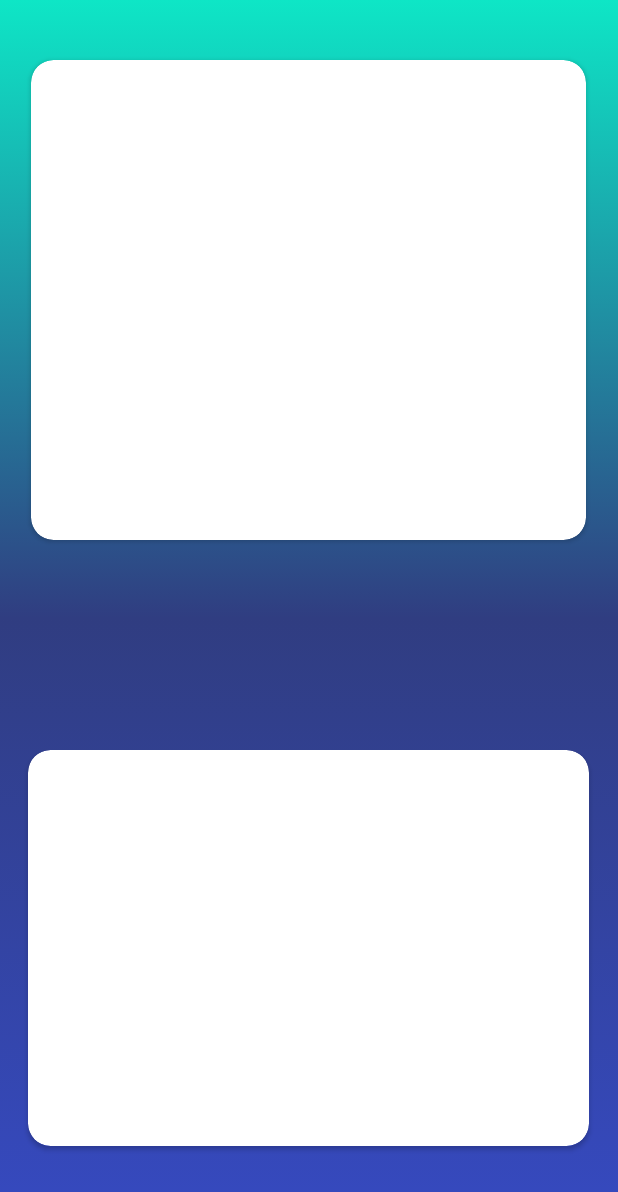
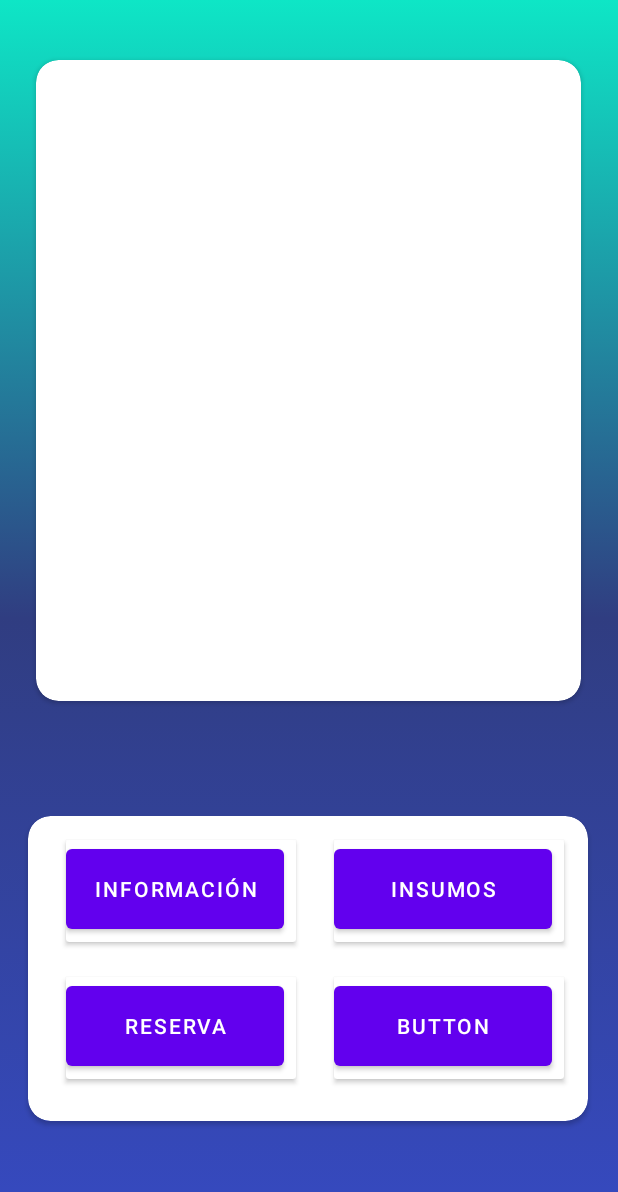
Before and after one commit to NekoHEN/EPE2APPMOVIL, an Android app: the layout activity_home.xml on its own in the app's theme, with its tools: preview values and no code run, on a phone screen of 412 x 824 dp. Shown: the top 1192 px of the screen. Run offline under Robolectric (Android 15) with nearby library versions, the phone set to English and light mode, and no system bars.

Commit message:
se avanso en el home

```diff
--- a/app/src/main/java/com/example/epe2appmovil/Home_act.java
+++ b/app/src/main/java/com/example/epe2appmovil/Home_act.java
@@ -2,7 +2,9 @@ package com.example.epe2appmovil;
 
 import androidx.appcompat.app.AppCompatActivity;
 
+import android.content.Intent;
 import android.os.Bundle;
+import android.view.View;
 
 public class Home_act extends AppCompatActivity {
 
@@ -11,7 +13,22 @@ public class Home_act extends AppCompatActivity {
         super.onCreate(savedInstanceState);
         setContentView(R.layout.activity_home);
     }
+    public void informacion(View view)
+    {
+        Intent i = new Intent(this, Info_act.class);
+        startActivity(i);
+    }
 
+    public void Valoracion(View view)
+    {
+        Intent i = new Intent(this, Valoracion_act.class);
+        startActivity(i);
+    }
 
+    public void reserva(View view)
+    {
+        Intent i = new Intent(this, Gestor_reserva_act.class);
+        startActivity(i);
+    }
 
 }
--- a/app/src/main/java/com/example/epe2appmovil/MainActivity.java
+++ b/app/src/main/java/com/example/epe2appmovil/MainActivity.java
@@ -14,9 +14,9 @@ public class MainActivity extends AppCompatActivity {
         setContentView(R.layout.activity_main);
     }
 
-    public void Calificar(View view)
+    public void home(View view)
     {
-        Intent i = new Intent(this, Gestor_reserva_act.class);
+        Intent i = new Intent(this, Home_act.class);
         startActivity(i);
     }
 
--- a/app/src/main/res/layout/activity_home.xml
+++ b/app/src/main/res/layout/activity_home.xml
@@ -9,14 +9,14 @@
 
     <androidx.cardview.widget.CardView
         android:id="@+id/cardView"
-        android:layout_width="370dp"
-        android:layout_height="320dp"
+        android:layout_width="363dp"
+        android:layout_height="427dp"
         android:layout_marginTop="40dp"
         app:cardCornerRadius="15dp"
         app:layout_constraintEnd_toEndOf="parent"
         app:layout_constraintHorizontal_bias="0.487"
         app:layout_constraintStart_toStartOf="parent"
-        app:layout_constraintTop_toTopOf="parent" >
+        app:layout_constraintTop_toTopOf="parent">
 
         <androidx.constraintlayout.widget.ConstraintLayout
             android:layout_width="match_parent"
@@ -26,18 +26,91 @@
     </androidx.cardview.widget.CardView>
 
     <androidx.cardview.widget.CardView
-        android:layout_width="374dp"
-        android:layout_height="264dp"
+        android:layout_width="373dp"
+        android:layout_height="203dp"
         app:cardCornerRadius="15dp"
         app:layout_constraintBottom_toBottomOf="parent"
         app:layout_constraintEnd_toEndOf="parent"
         app:layout_constraintHorizontal_bias="0.486"
         app:layout_constraintStart_toStartOf="parent"
-        app:layout_constraintTop_toBottomOf="@+id/cardView"
-        app:layout_constraintVertical_bias="0.7" >
+        app:layout_constraintTop_toBottomOf="@+id/cardView">
 
         <androidx.constraintlayout.widget.ConstraintLayout
             android:layout_width="match_parent"
-            android:layout_height="match_parent"/>
+            android:layout_height="match_parent">
+
+            <androidx.cardview.widget.CardView
+                android:id="@+id/cardView4"
+                android:layout_width="153dp"
+                android:layout_height="68dp"
+                android:layout_marginEnd="16dp"
+                android:layout_marginBottom="28dp"
+                app:layout_constraintBottom_toBottomOf="parent"
+                app:layout_constraintEnd_toEndOf="parent">
+
+                <Button
+                    android:id="@+id/button9"
+                    android:layout_width="145dp"
+                    android:layout_height="65dp"
+                    android:text="Button" />
+            </androidx.cardview.widget.CardView>
+
+            <androidx.cardview.widget.CardView
+                android:layout_width="153dp"
+                android:layout_height="68dp"
+                android:layout_marginEnd="3dp"
+                android:layout_marginBottom="24dp"
+                app:layout_constraintBottom_toBottomOf="parent"
+                app:layout_constraintEnd_toStartOf="@+id/cardView4"
+                app:layout_constraintHorizontal_bias="0.531"
+                app:layout_constraintStart_toStartOf="parent"
+                app:layout_constraintTop_toBottomOf="@+id/cardView3"
+                app:layout_constraintVertical_bias="0.851">
+
+                <Button
+                    android:id="@+id/button8"
+                    android:layout_width="145dp"
+                    android:layout_height="65dp"
+                    android:onClick="reserva"
+                    android:text="Reserva" />
+            </androidx.cardview.widget.CardView>
+
+            <androidx.cardview.widget.CardView
+                android:id="@+id/cardView2"
+                android:layout_width="153dp"
+                android:layout_height="68dp"
+                android:layout_marginTop="16dp"
+                android:layout_marginEnd="16dp"
+                app:layout_constraintEnd_toEndOf="parent"
+                app:layout_constraintTop_toTopOf="parent">
+
+                <Button
+                    android:id="@+id/button6"
+                    android:layout_width="145dp"
+                    android:layout_height="65dp"
+                    android:onClick="Valoracion"
+                    android:text="Insumos" />
+            </androidx.cardview.widget.CardView>
+
+            <androidx.cardview.widget.CardView
+                android:id="@+id/cardView3"
+                android:layout_width="153dp"
+                android:layout_height="68dp"
+                android:layout_marginTop="16dp"
+                android:layout_marginEnd="3dp"
+                app:layout_constraintEnd_toStartOf="@+id/cardView2"
+                app:layout_constraintHorizontal_bias="0.531"
+                app:layout_constraintStart_toStartOf="parent"
+                app:layout_constraintTop_toTopOf="parent">
+
+                <Button
+                    android:id="@+id/button7"
+                    android:layout_width="145dp"
+                    android:layout_height="65dp"
+                    android:onClick="informacion"
+                    android:text="Información"
+                    android:textSize="14sp" />
+            </androidx.cardview.widget.CardView>
+        </androidx.constraintlayout.widget.ConstraintLayout>
     </androidx.cardview.widget.CardView>
 </androidx.constraintlayout.widget.ConstraintLayout>
--- a/app/src/main/res/layout/activity_main.xml
+++ b/app/src/main/res/layout/activity_main.xml
@@ -23,7 +23,7 @@
                 android:id="@+id/button"
                 android:layout_width="wrap_content"
                 android:layout_height="wrap_content"
-                android:onClick="Calificar"
+                android:onClick="home"
                 android:text="Button"
                 app:layout_constraintBottom_toBottomOf="parent"
                 app:layout_constraintEnd_toEndOf="parent"
```
